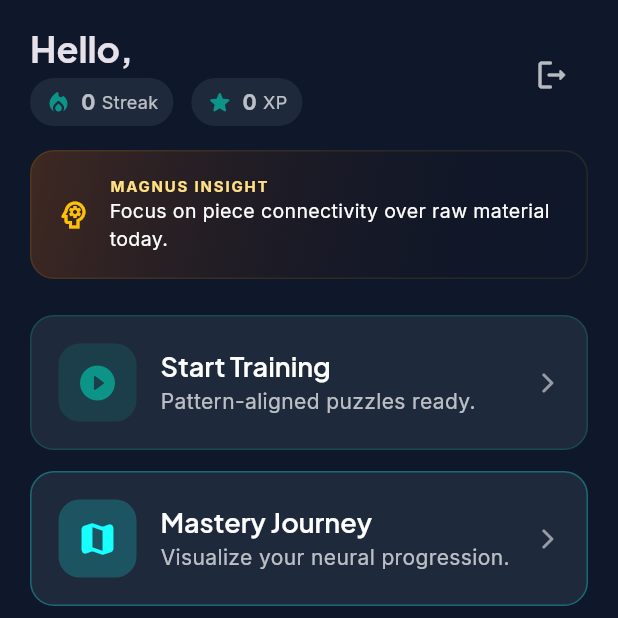
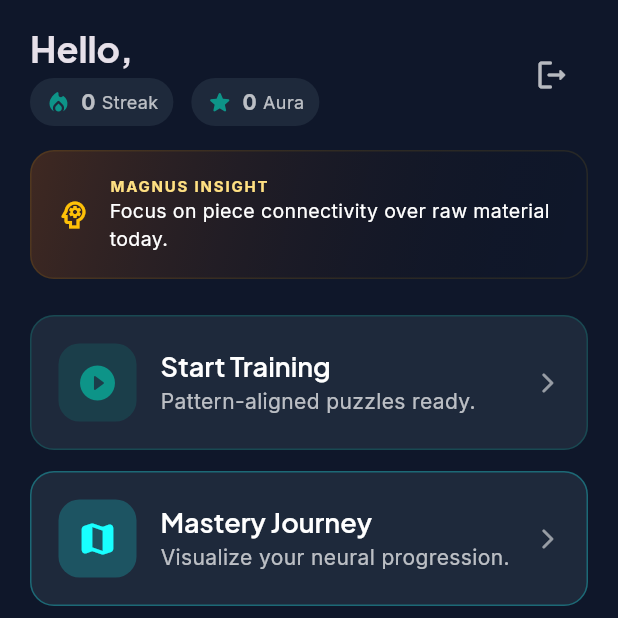
Before and after one commit to Mrswami/chessfr, a Flutter app: the screen it shows once a user with an empty profile is signed in, on a phone screen of 412 x 824 dp, the top half of it. Run offline on Flutter 3.47's test engine with Material 3 defaults, Android fonts, the phone set to English and light mode, and no system bars; drawn by our look-alikes of flutter_animate; our stand-ins replace camera, firebase_core, firebase_messaging, flutter_blue_plus, flutter_dotenv, google_fonts and 5 more; missing offline and left inert: chess, flutter_chess_board, flutter_vision, stockfish; accounts and stored records are empty.

Commit message:
Rebranding: XP to Aura across all screens and update repo origin to chessfr

```diff
--- a/flutter/lib/features/home/home_screen.dart
+++ b/flutter/lib/features/home/home_screen.dart
@@ -85,7 +85,7 @@
                           children: [
                             _buildStatChip(context, Icons.local_fire_department_rounded, '$_streak', 'Streak'),
                             const SizedBox(width: 12),
-                            _buildStatChip(context, Icons.star_rounded, '$_xp', 'XP'),
+                            _buildStatChip(context, Icons.star_rounded, '$_xp', 'Aura'),
                           ],
                         ).animate().fadeIn(delay: 100.ms).slideY(begin: 0.2, end: 0),
                       ],
--- a/flutter/lib/features/profile/profile_screen.dart
+++ b/flutter/lib/features/profile/profile_screen.dart
@@ -224,7 +224,7 @@
 
       await Share.shareXFiles(
         [XFile(file.path)],
-        text: 'Check out my $mode profile in Chess XL! I have $_totalXp XP and a $_currentStreak day streak. 🔥',
+        text: 'Check out my $mode profile in Chess XL! I have $_totalXp Aura and a $_currentStreak day streak. 🔥',
       );
     } catch (e) {
       debugPrint('Error sharing profile: $e');
@@ -493,7 +493,7 @@
   Widget _buildStatsSection() {
     return Row(
       children: [
-        Expanded(child: _buildStatCard('XP', _totalXp.toString(), Icons.stars, Colors.amber)),
+        Expanded(child: _buildStatCard('Aura', _totalXp.toString(), Icons.stars, Colors.amber)),
         const SizedBox(width: 12),
         Expanded(child: _buildStatCard('Streak', '$_currentStreak 🔥', Icons.local_fire_department, Colors.orange)),
       ],
--- a/flutter/lib/features/social/social_hub_screen.dart
+++ b/flutter/lib/features/social/social_hub_screen.dart
@@ -140,7 +140,7 @@
                             ),
                             const TextSpan(text: 'a technical puzzle '),
                             TextSpan(
-                              text: '+${xp}xp',
+                              text: '+${xp} Aura',
                               style: const TextStyle(color: Colors.amber, fontWeight: FontWeight.bold),
                             ),
                           ],
@@ -234,7 +234,7 @@
                   '$xp',
                   style: const TextStyle(color: Colors.amber, fontWeight: FontWeight.w900, fontSize: 16),
                 ),
-                const Text('XP', style: TextStyle(color: Colors.white24, fontSize: 10)),
+                const Text('Aura', style: TextStyle(color: Colors.white24, fontSize: 10)),
               ],
             ),
           ),
--- a/flutter/lib/features/training/mastery_screen.dart
+++ b/flutter/lib/features/training/mastery_screen.dart
@@ -138,7 +138,7 @@
               mainAxisSize: MainAxisSize.min,
               children: [
                 Text(
-                  'BRAIN SCORE: $_totalXp',
+                  'AURA SCORE: $_totalXp',
                   style: const TextStyle(
                     color: Colors.white,
                     fontWeight: FontWeight.w900,
--- a/flutter/lib/features/training/training_screen.dart
+++ b/flutter/lib/features/training/training_screen.dart
@@ -116,10 +116,10 @@
 
     setState(() {
       if (isCorrect) {
-        _feedback = "Excellent! That's the DankFish choice. +$xpEarned XP";
+        _feedback = "Excellent! That's the DankFish choice. +$xpEarned Aura";
         _feedbackIsPositive = true;
       } else if (isRecommended) {
-        _feedback = "Good choice. ${_rankedMoves[rank - 1].explanation} +$xpEarned XP";
+        _feedback = "Good choice. ${_rankedMoves[rank - 1].explanation} +$xpEarned Aura";
         _feedbackIsPositive = true;
       } else {
         _feedback = "Not quite. Check your piece connectivity!";
--- a/flutter/pubspec.yaml
+++ b/flutter/pubspec.yaml
@@ -1,5 +1,5 @@
-name: chess_trainer
-description: "A new Flutter project."
+name: chessfr
+description: "A new Flutter project (chessfr)."
 # The following line prevents the package from being accidentally published to
 # pub.dev using `flutter pub publish`. This is preferred for private packages.
 publish_to: 'none' # Remove this line if you wish to publish to pub.dev
```
